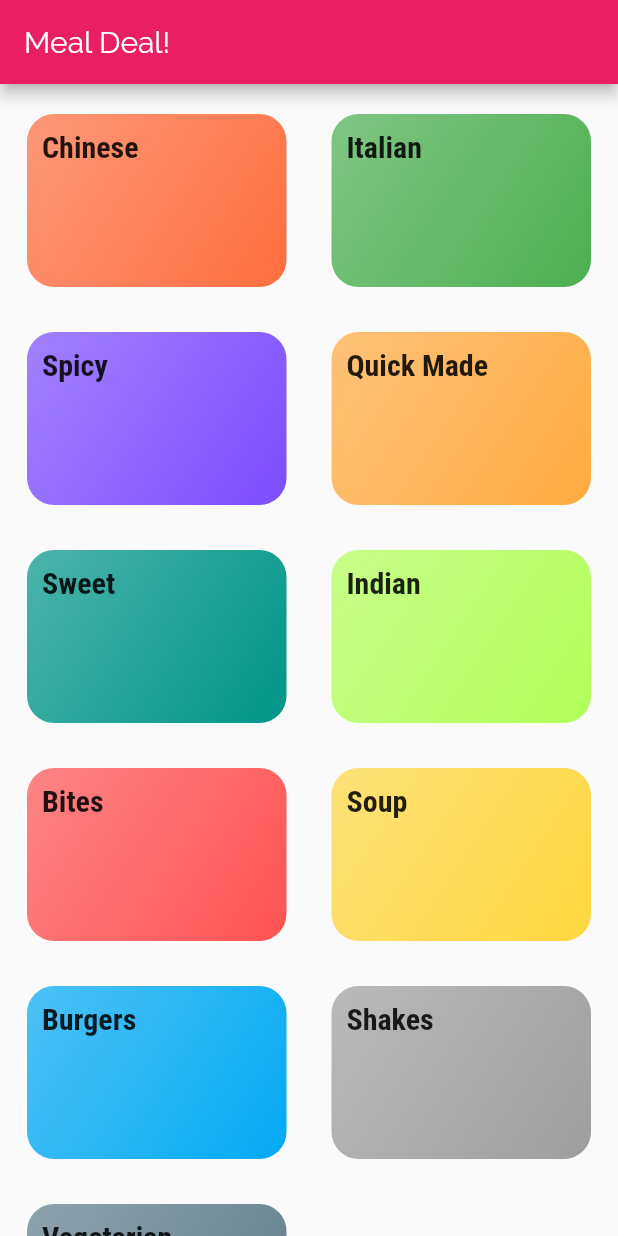
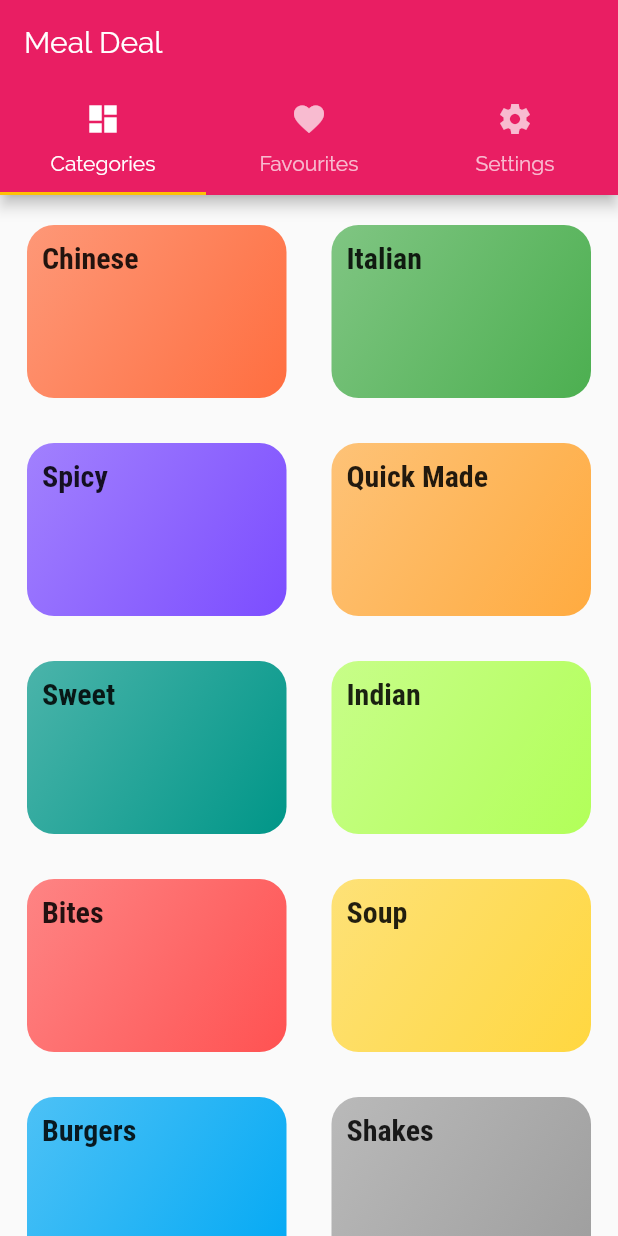
Before and after one commit to Nipun-Dew/Food_App_flutter, a Flutter app: the screen it shows after launch, on a phone screen of 412 x 824 dp. Run offline on Flutter 3.47's test engine with Material 2 defaults, Android fonts, the phone set to English and light mode, and no system bars.

Commit message:
add Tab Bar for navigate between screens

```diff
--- a/lib/Screens/categories_screen.dart
+++ b/lib/Screens/categories_screen.dart
@@ -5,11 +5,7 @@ import '../category_data.dart';
 class Categories extends StatelessWidget {
   @override
   Widget build(BuildContext context) {
-    return Scaffold(
-      appBar: AppBar(
-        title: Text("Meal Deal!",),
-      ),
-      body: GridView(
+    return GridView(
           padding: EdgeInsets.only(
             top: 20,
             bottom: 10,
@@ -31,7 +27,6 @@ class Categories extends StatelessWidget {
               mainAxisSpacing: 30,
               crossAxisSpacing: 30,
             ),
-      ),
-    );
+      );
   }
 }
--- /dev/null
+++ b/lib/Screens/favourites_screen.dart
@@ -0,0 +1,8 @@
+import 'package:flutter/material.dart';
+
+class Favourites extends StatelessWidget {
+  @override
+  Widget build(BuildContext context) {
+    return Center(child: Text("Favourites list!"),);
+  }
+}
--- /dev/null
+++ b/lib/Screens/settings_screen.dart
@@ -0,0 +1,8 @@
+import 'package:flutter/material.dart';
+
+class Settings extends StatelessWidget {
+  @override
+  Widget build(BuildContext context) {
+    return Center(child: Text("This is Settings page!"),);
+  }
+}
--- /dev/null
+++ b/lib/Screens/tabs_screen.dart
@@ -0,0 +1,40 @@
+import 'package:flutter/material.dart';
+
+import './categories_screen.dart';
+import './favourites_screen.dart';
+import './settings_screen.dart';
+
+class TabScreen extends StatelessWidget {
+  @override
+  Widget build(BuildContext context) {
+    return DefaultTabController(
+      length: 3,
+      child: Scaffold(
+        appBar: AppBar(
+          title: Text("Meal Deal"),
+          bottom: TabBar(
+            tabs: [
+              Tab(
+                icon: Icon(Icons.dashboard),
+                text: "Categories",
+              ),
+              Tab(
+                icon: Icon(Icons.favorite_outlined),
+                text: "Favourites",
+              ),
+              Tab(
+                icon: Icon(Icons.settings_sharp),
+                text: "Settings",
+              )
+            ],
+          ),
+        ),
+        body: TabBarView(children: [
+          Categories(),
+          Favourites(),
+          Settings(),
+        ]),
+      ),
+    );
+  }
+}
--- a/lib/main.dart
+++ b/lib/main.dart
@@ -1,5 +1,5 @@
 import 'package:flutter/material.dart';
-import 'Screens/categories_screen.dart';
+import 'Screens/tabs_screen.dart';
 
 void main() {
   runApp(MyApp());
@@ -23,7 +23,7 @@ class MyApp extends StatelessWidget {
                   fontWeight: FontWeight.bold
                 ),
               )),
-      home: Categories(),
+      home: TabScreen(),
     );
   }
 }
```
